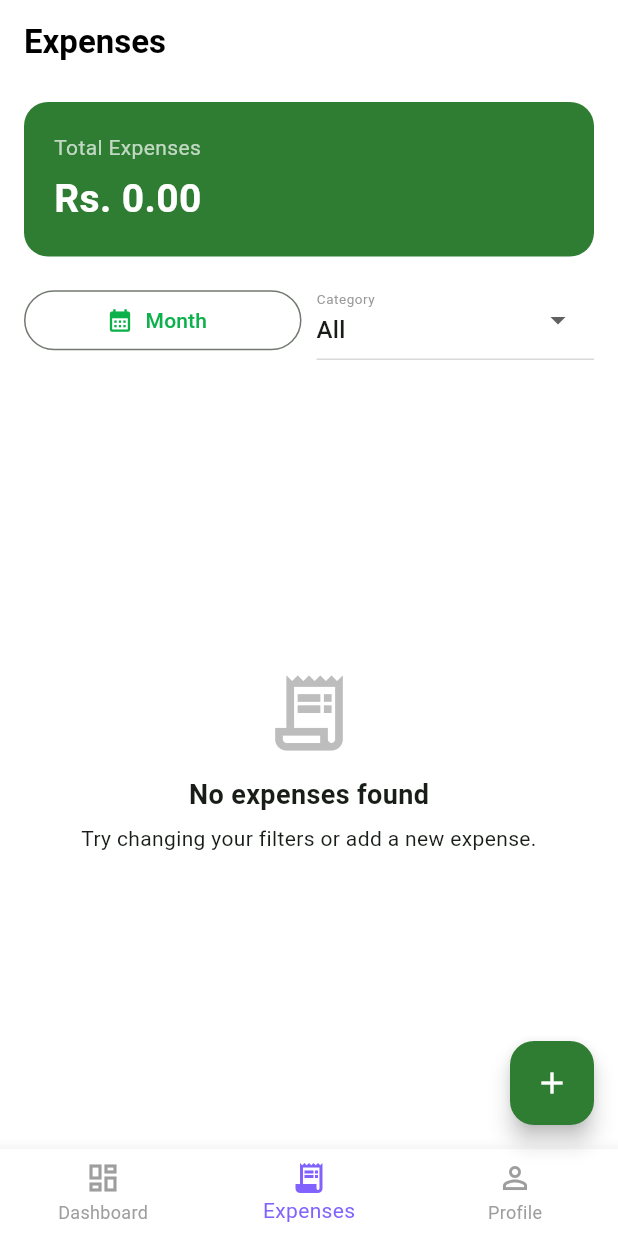
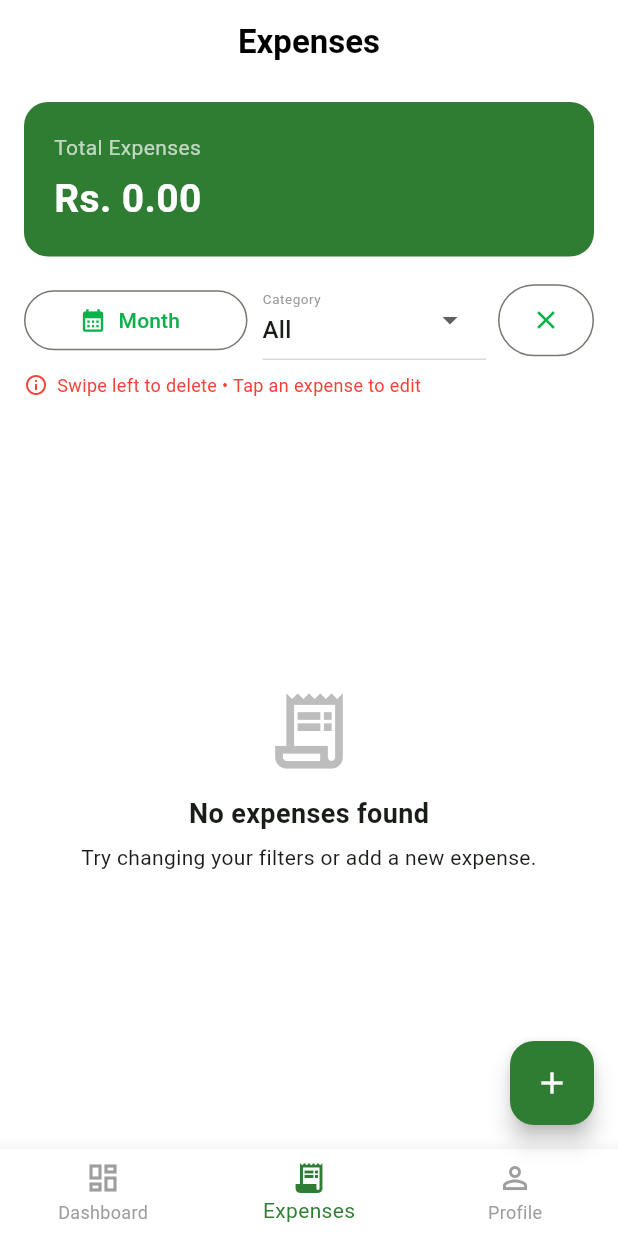
Before and after one commit to dileepa-dev/MoneyGone, a Flutter app: the ExpensesScreen screen opened by its route, on a phone screen of 412 x 824 dp. Run offline on Flutter 3.47's test engine with Material 3 defaults, Android fonts, the phone set to English and light mode, and no system bars; our stand-ins replace cloud_firestore, firebase_auth, firebase_core, fl_chart, get; accounts and stored records are empty.

Commit message:
Fixed all the expenses filter bugs

```diff
--- a/lib/controllers/expense_controller.dart
+++ b/lib/controllers/expense_controller.dart
@@ -89,13 +89,14 @@ class ExpenseController extends GetxController {
     List<Expense> result =
     List<Expense>.from(expenses);
 
-    // Month filter
+    // Date filter
     if (selectedMonth.value != null) {
+      final selectedDate = selectedMonth.value!;
+
       result = result.where((expense) {
-        return expense.date.year ==
-            selectedMonth.value!.year &&
-            expense.date.month ==
-                selectedMonth.value!.month;
+        return expense.date.year == selectedDate.year &&
+            expense.date.month == selectedDate.month &&
+            expense.date.day == selectedDate.day;
       }).toList();
     }
 
@@ -254,4 +255,14 @@ class ExpenseController extends GetxController {
     selectedMonth.value = null;
     selectedCategory.value = null;
   }
+
+  Future<void> refreshExpenses() async {
+    await _expenseSubscription?.cancel();
+
+    loadExpenses();
+
+    await Future.delayed(
+      const Duration(milliseconds: 500),
+    );
+  }
 }
--- a/lib/screens/expenses/ExpensesScreen.dart
+++ b/lib/screens/expenses/ExpensesScreen.dart
@@ -25,6 +25,7 @@ class ExpensesScreen extends StatelessWidget {
 
       appBar: AppBar(
         automaticallyImplyLeading: false,
+        centerTitle: true,
         title: const Text(
           'Expenses',
           style: TextStyle(
@@ -106,14 +107,63 @@ class ExpensesScreen extends StatelessWidget {
                   horizontal: 16,
                   vertical: 8,
                 ),
-                child: Row(
+                child: Column(
+                  crossAxisAlignment: CrossAxisAlignment.start,
+                  children: [
+                    Row(
                       children: [
                         Expanded(
                           child: _buildMonthFilter(context),
                         ),
+
                         const SizedBox(width: 10),
+
                         Expanded(
                           child: _buildCategoryFilter(),
+                        ),
+
+                        const SizedBox(width: 8),
+
+                        SizedBox(
+                          height: 48,
+                          child: OutlinedButton(
+                            onPressed: () {
+                              controller.clearFilters();
+                            },
+                            style: OutlinedButton.styleFrom(
+                              padding: const EdgeInsets.symmetric(
+                                horizontal: 12,
+                              ),
+                            ),
+                            child: const Icon(
+                              Icons.clear,
+                              size: 20,
+                            ),
+                          ),
+                        ),
+                      ],
+                    ),
+
+                    const SizedBox(height: 8),
+
+                    const Row(
+                      children: [
+                        Icon(
+                          Icons.info_outline,
+                          color: Colors.red,
+                          size: 16,
+                        ),
+                        SizedBox(width: 6),
+                        Expanded(
+                          child: Text(
+                            'Swipe left to delete • Tap an expense to edit',
+                            style: TextStyle(
+                              color: Colors.red,
+                              fontSize: 12,
+                            ),
+                          ),
+                        ),
+                      ],
                     ),
                   ],
                 ),
@@ -126,8 +176,11 @@ class ExpensesScreen extends StatelessWidget {
               Expanded(
                 child: expenses.isEmpty
                     ? _buildEmptyState()
-                    : ListView.builder(
+                    : RefreshIndicator(
+                  onRefresh: controller.refreshExpenses,
+                  child: ListView.builder(
                     padding: const EdgeInsets.all(16),
+                    physics: const AlwaysScrollableScrollPhysics(),
                     itemCount: expenses.length,
                     itemBuilder: (context, index) {
                       final expense = expenses[index];
@@ -137,6 +190,7 @@ class ExpensesScreen extends StatelessWidget {
                         expense,
                       );
                     },
+                  ),
                 ),
               ),
             ],
@@ -209,7 +263,7 @@ class ExpensesScreen extends StatelessWidget {
             () => Text(
           controller.selectedMonth.value == null
               ? 'Month'
-              : DateFormat('MMM yyyy').format(
+              : DateFormat('dd MMM yyyy').format(
             controller.selectedMonth.value!,
           ),
         ),
@@ -224,9 +278,11 @@ class ExpensesScreen extends StatelessWidget {
   Widget _buildCategoryFilter() {
     return Obx(
           () {
-        return DropdownButtonFormField<ExpenseCategory?>(
-          initialValue:
-          controller.selectedCategory.value,
+        return Column(
+          crossAxisAlignment: CrossAxisAlignment.start,
+          children: [
+            DropdownButtonFormField<ExpenseCategory?>(
+              initialValue: controller.selectedCategory.value,
               decoration: const InputDecoration(
                 labelText: 'Category',
                 border: OutlineInputBorder(),
@@ -238,7 +294,7 @@ class ExpensesScreen extends StatelessWidget {
                 ),
                 ...ExpenseCategory.values.map(
                       (category) {
-                return DropdownMenuItem(
+                    return DropdownMenuItem<ExpenseCategory?>(
                       value: category,
                       child: Text(
                         category.displayName,
@@ -248,6 +304,8 @@ class ExpensesScreen extends StatelessWidget {
                 ),
               ],
               onChanged: controller.setCategory,
+            ),
+          ],
         );
       },
     );
@@ -328,13 +386,17 @@ class ExpensesScreen extends StatelessWidget {
           Get.snackbar(
             'Expense Deleted',
             '${expense.title} was removed.',
-            snackPosition: SnackPosition.BOTTOM,
+            snackPosition: SnackPosition.TOP,
+            backgroundColor: Colors.green,
+            colorText: Colors.white,
           );
         } else {
           Get.snackbar(
             'Error',
             'Unable to delete expense.',
-            snackPosition: SnackPosition.BOTTOM,
+            snackPosition: SnackPosition.TOP,
+            backgroundColor: Colors.redAccent,
+            colorText: Colors.white,
           );
         }
       },
--- a/lib/widgets/common/navigation.dart
+++ b/lib/widgets/common/navigation.dart
@@ -18,7 +18,7 @@ class BottomNavBar extends StatelessWidget {
 
       type: BottomNavigationBarType.fixed,
 
-      selectedItemColor: const Color(0xFF8162FF),
+      selectedItemColor: const Color(0xFF2E7D32),
       unselectedItemColor: Colors.grey,
 
       backgroundColor: Colors.white,
```
Also changed, not shown: lib/controllers/auth_controller.dart (+4 -4 lines), lib/controllers/profile_controller.dart (+6 -2 lines), lib/screens/expenses/AddEditExpenseScreen.dart (+7 -2 lines), 7 other files. Lines whose indentation alone changed are shown as unchanged.
